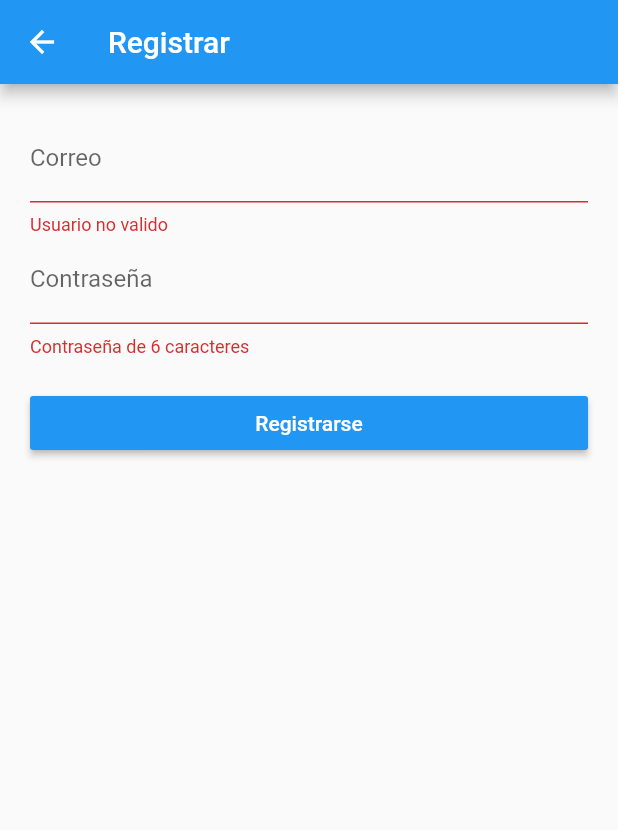
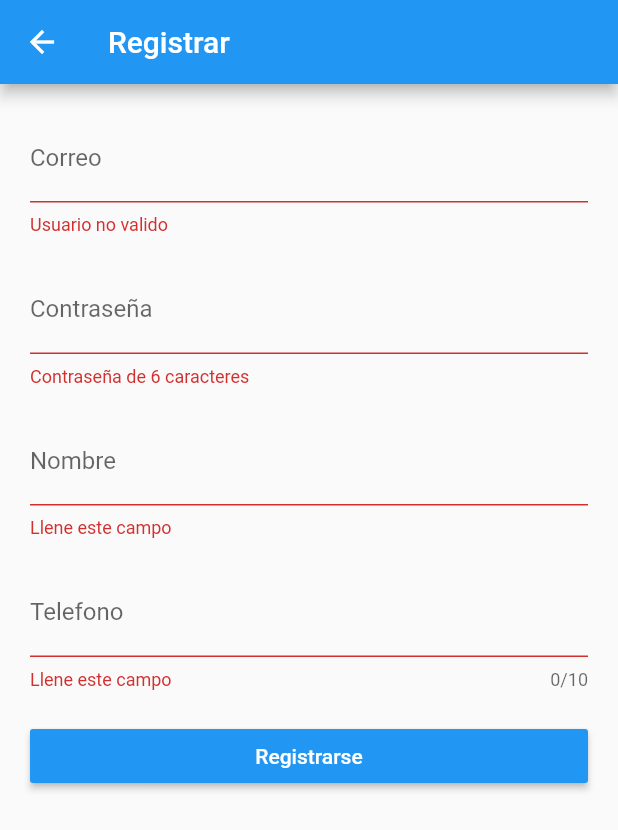
Before and after one commit to Legio8/Proyecto-Ubicua, a Flutter app: the Registrarse screen opened directly, after a tap on "Registrarse", on a phone screen of 412 x 824 dp. Shown: the top 830 px of the screen. Run offline on Flutter 3.47's test engine with Material 2 defaults, Android fonts, the phone set to English and light mode, and no system bars; our stand-ins replace cloud_firestore, firebase_auth, flushbar, toast; missing offline and left inert: flutter_auth_buttons, flutter_facebook_login; accounts and stored records are empty.

Commit message:
Ya jala mas perron :v
El menu se agarra de la base de datos y se muestra, y el boton de ir lleva a la pantalla producto con la imagen, precio y descripcion del platillo, al registrarse tambien se registra nombre y telefono, se simplifico el codigo del drawer.

```diff
--- a/Proyecto/lib/Registrarse.dart
+++ b/Proyecto/lib/Registrarse.dart
@@ -1,5 +1,6 @@
 import 'package:flutter/material.dart';
 import 'package:firebase_auth/firebase_auth.dart';
+import 'package:cloud_firestore/cloud_firestore.dart';
 import 'package:flushbar/flushbar.dart';
 import 'package:flutter/services.dart';
 import 'package:toast/toast.dart';
@@ -18,6 +19,8 @@ class _FormPageState extends State<Registrarse> {
 
   String _usuario;
   String _contra;
+  String _tel;
+  String _nomb;
 
   @override
   void initState() {
@@ -43,6 +46,7 @@ class _FormPageState extends State<Registrarse> {
     try{
         FirebaseUser user = await FirebaseAuth.instance.createUserWithEmailAndPassword(email: _usuario, password: _contra);
         user.sendEmailVerification();
+        await Firestore.instance.collection('Cliente').document(user.uid).setData({'nombre': _nomb, 'telefono': _tel});
         Flushbar(
           title:  "Confirmacion",
           message:  "Se envio un correo de verificacion para que pueda iniciar sesion",
@@ -88,6 +92,9 @@ class _FormPageState extends State<Registrarse> {
                       },
                       onSaved: (val) => _usuario = val,
                     ),
+                    new Padding(
+                      padding: const EdgeInsets.only(top: 20.0),
+                    ),
                     new TextFormField(
                       decoration: new InputDecoration(labelText: "Contraseña"),
                       validator: (contra) {
@@ -97,6 +104,33 @@ class _FormPageState extends State<Registrarse> {
                       },
                       onSaved: (val) => _contra = val,
                       obscureText: true,
+                    ),
+                    new Padding(
+                      padding: const EdgeInsets.only(top: 20.0),
+                    ),
+                    new TextFormField(
+                      decoration: new InputDecoration(labelText: "Nombre"),
+                      validator: (nomb) {
+                        if(nomb.isEmpty){
+                          return "Llene este campo";
+                        }
+                      },
+                      onSaved: (val) => _nomb = val,
+                      keyboardType: TextInputType.text,
+                    ),
+                     new Padding(
+                      padding: const EdgeInsets.only(top: 20.0),
+                    ),
+                    new TextFormField(
+                      decoration: new InputDecoration(labelText: "Telefono"),
+                      validator: (tel) {
+                        if(tel.isEmpty){
+                          return "Llene este campo";
+                        }
+                      },
+                      onSaved: (val) => _tel = val,
+                      keyboardType: TextInputType.phone,
+                      maxLength: 10,
                     ),
                     new Padding(
                       padding: const EdgeInsets.only(top: 20.0),
--- a/Proyecto/pubspec.yaml
+++ b/Proyecto/pubspec.yaml
@@ -21,6 +21,7 @@ dependencies:
   flutter_facebook_login: ^2.0.0
   flushbar: ^1.5.0
   toast: ^0.1.4
+  cloud_firestore: ^0.11.0+2
 
 
   # The following adds the Cupertino Icons font to your application.
```
Also changed, not shown: Proyecto/lib/Cajon.dart (+20 -77 lines), Proyecto/lib/Primera.dart (+28 -11 lines), Proyecto/lib/Producto.dart (+6 -4 lines).
